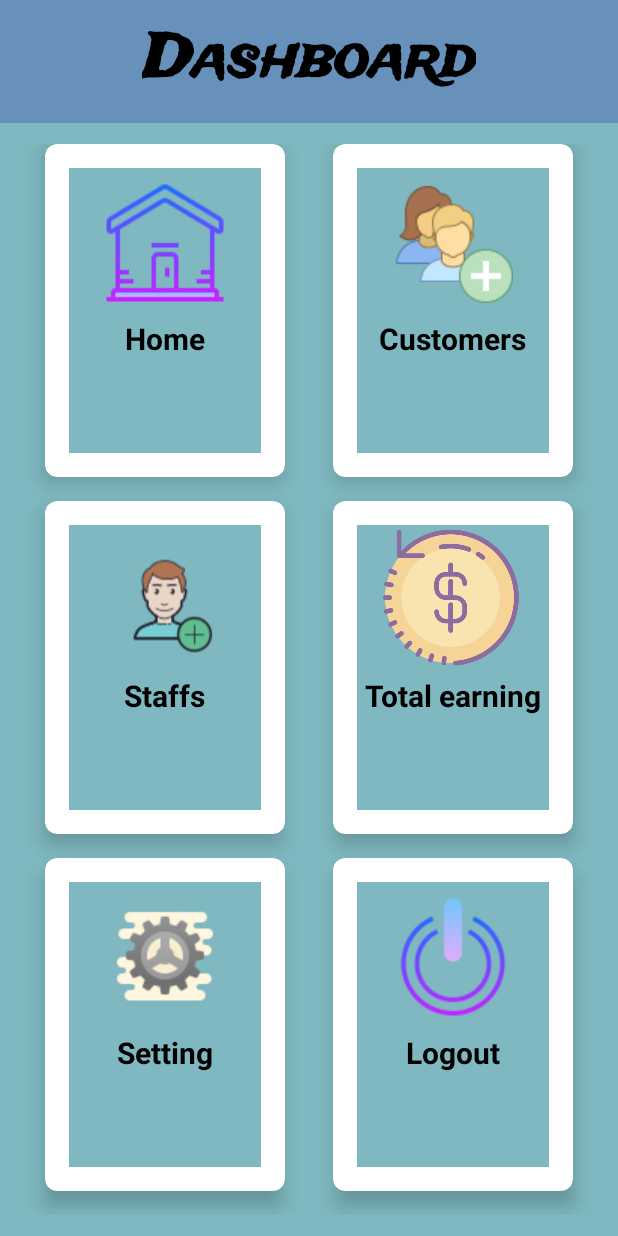
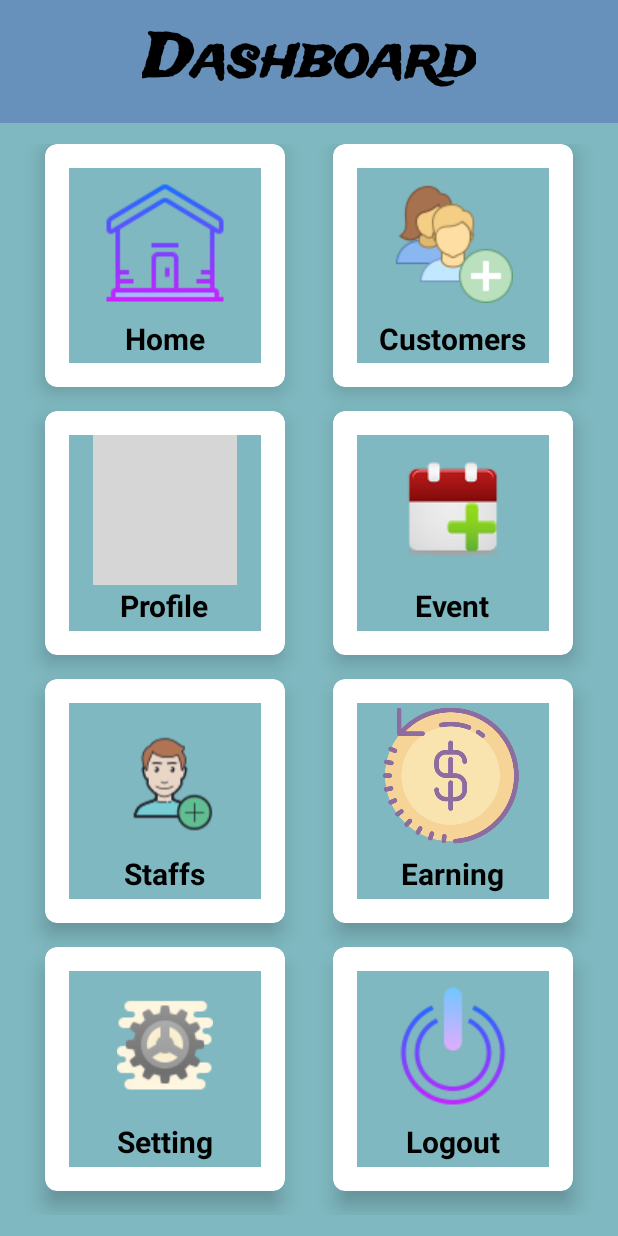
Before and after one commit to gShakya1997/futsalrecordsystem, an Android app: the screen it shows after launch (FutsalDashboard), on a phone screen of 412 x 824 dp. Run offline under Robolectric (Android 15) with nearby library versions, the phone set to English and light mode, and no system bars; Roboto replaces fonts that are not available here; grey boxes are pictures that could not be loaded.

Commit message:
2 cardview added in futsal dashboard

```diff
--- a/app/src/main/java/com/futsalrecord/futsalinfosystem/activities/FutsalDashboard.java
+++ b/app/src/main/java/com/futsalrecord/futsalinfosystem/activities/FutsalDashboard.java
@@ -16,7 +16,8 @@ import com.futsalrecord.futsalinfosystem.activities.futsal.FutsalSettingActivity
 import com.futsalrecord.futsalinfosystem.activities.futsal.FutsalStaffDataActivity;
 
 public class FutsalDashboard extends AppCompatActivity {
-    private CardView cardHome, cardCustomerDetail, cardStaff, cardEarning, cardSetting, cardLogout;
+    private CardView cardHome, cardCustomerDetail, cardStaff, cardEarning, cardSetting, cardLogout,
+            cardEvent, cardProfile;
 
     @Override
     protected void onCreate(Bundle savedInstanceState) {
@@ -70,8 +71,10 @@ public class FutsalDashboard extends AppCompatActivity {
         cardLogout.setOnClickListener(new View.OnClickListener() {
             @Override
             public void onClick(View v) {
-                SharedPreferences sharedPreferencesMode = getSharedPreferences(FutsalSettingActivity.MyPreferences, MODE_PRIVATE);
-                SharedPreferences sharedPreferencesFutsal = getSharedPreferences("Futsal", MODE_PRIVATE);
+                SharedPreferences sharedPreferencesMode = getSharedPreferences
+                        (FutsalSettingActivity.MyPreferences, MODE_PRIVATE);
+                SharedPreferences sharedPreferencesFutsal = getSharedPreferences
+                        ("Futsal", MODE_PRIVATE);
                 SharedPreferences.Editor editorMode = sharedPreferencesMode.edit();
                 SharedPreferences.Editor editorFutsal = sharedPreferencesFutsal.edit();
                 editorMode.clear();
@@ -92,5 +95,7 @@ public class FutsalDashboard extends AppCompatActivity {
         cardEarning = findViewById(R.id.cardEarning);
         cardSetting = findViewById(R.id.cardSetting);
         cardLogout = findViewById(R.id.cardLogout);
+        cardProfile = findViewById(R.id.cardProfile);
+        cardEvent = findViewById(R.id.cardEvent);
     }
 }
--- a/app/src/main/res/layout/activity_futsal_dashboard.xml
+++ b/app/src/main/res/layout/activity_futsal_dashboard.xml
@@ -39,8 +39,9 @@
             android:columnCount="2"
             android:columnOrderPreserved="false"
             android:padding="14dp"
-            android:rowCount="3">
+            android:rowCount="4">
 
+            <!--Home-->
             <androidx.cardview.widget.CardView
                 android:id="@+id/cardHome"
                 android:layout_width="0dp"
@@ -79,6 +80,7 @@
 
             </androidx.cardview.widget.CardView>
 
+            <!--Add staff-->
             <androidx.cardview.widget.CardView
                 android:id="@+id/cardCustomerDetail"
                 android:layout_width="0dp"
@@ -117,6 +119,85 @@
 
             </androidx.cardview.widget.CardView>
 
+            <!--Futsal profile-->
+            <androidx.cardview.widget.CardView
+                android:id="@+id/cardProfile"
+                android:layout_width="0dp"
+                android:layout_height="0dp"
+                android:layout_rowWeight="1"
+                android:layout_columnWeight="1"
+                android:layout_marginLeft="16dp"
+                android:layout_marginRight="16dp"
+                android:layout_marginBottom="16dp"
+                android:focusable="true"
+                app:cardCornerRadius="8dp"
+                app:cardElevation="8dp">
+
+                <LinearLayout
+                    android:layout_width="match_parent"
+                    android:layout_height="match_parent"
+                    android:layout_gravity="center"
+                    android:layout_margin="16dp"
+                    android:orientation="vertical">
+
+                    <ImageView
+                        android:layout_width="wrap_content"
+                        android:layout_height="100dp"
+                        android:layout_gravity="center"
+                        android:src="@drawable/futsalprofile" />
+
+                    <TextView
+                        android:layout_width="wrap_content"
+                        android:layout_height="wrap_content"
+                        android:layout_gravity="center"
+                        android:text="Profile"
+                        android:textSize="20sp"
+                        android:textStyle="bold" />
+
+                </LinearLayout>
+
+            </androidx.cardview.widget.CardView>
+
+            <!--Add event-->
+            <androidx.cardview.widget.CardView
+                android:id="@+id/cardEvent"
+                android:layout_width="0dp"
+                android:layout_height="0dp"
+                android:layout_rowWeight="1"
+                android:layout_columnWeight="1"
+                android:layout_marginLeft="16dp"
+                android:layout_marginRight="16dp"
+                android:layout_marginBottom="16dp"
+                android:focusable="true"
+                app:cardCornerRadius="8dp"
+                app:cardElevation="8dp">
+
+                <LinearLayout
+                    android:layout_width="match_parent"
+                    android:layout_height="match_parent"
+                    android:layout_gravity="center"
+                    android:layout_margin="16dp"
+                    android:orientation="vertical">
+
+                    <ImageView
+                        android:layout_width="wrap_content"
+                        android:layout_height="100dp"
+                        android:layout_gravity="center"
+                        android:src="@drawable/event" />
+
+                    <TextView
+                        android:layout_width="wrap_content"
+                        android:layout_height="wrap_content"
+                        android:layout_gravity="center"
+                        android:text="Event"
+                        android:textSize="20sp"
+                        android:textStyle="bold" />
+
+                </LinearLayout>
+
+            </androidx.cardview.widget.CardView>
+
+            <!--Add staff-->
             <androidx.cardview.widget.CardView
                 android:id="@+id/cardStaff"
                 android:layout_width="0dp"
@@ -155,6 +236,7 @@
 
             </androidx.cardview.widget.CardView>
 
+            <!--Earning-->
             <androidx.cardview.widget.CardView
                 android:id="@+id/cardEarning"
                 android:layout_width="0dp"
@@ -193,6 +275,7 @@
 
             </androidx.cardview.widget.CardView>
 
+            <!--Setting-->
             <androidx.cardview.widget.CardView
                 android:id="@+id/cardSetting"
                 android:layout_width="0dp"
@@ -231,6 +314,7 @@
 
             </androidx.cardview.widget.CardView>
 
+            <!--Logout-->
             <androidx.cardview.widget.CardView
                 android:id="@+id/cardLogout"
                 android:layout_width="0dp"
@@ -269,7 +353,6 @@
 
             </androidx.cardview.widget.CardView>
 
-
         </GridLayout>
 
     </LinearLayout>
--- a/app/src/main/res/values/strings.xml
+++ b/app/src/main/res/values/strings.xml
@@ -69,6 +69,6 @@
     <string name="attachment_summary_on">Automatically download attachments for incoming emails
     </string>
     <string name="attachment_summary_off">Only download attachments when manually requested</string>
-    <string name="total_earning">Total earning</string>
+    <string name="total_earning">Earning</string>
     <string name="setting">Setting</string>
 </resources>
```
Also changed, not shown: app/src/main/res/drawable/event.png (added).
